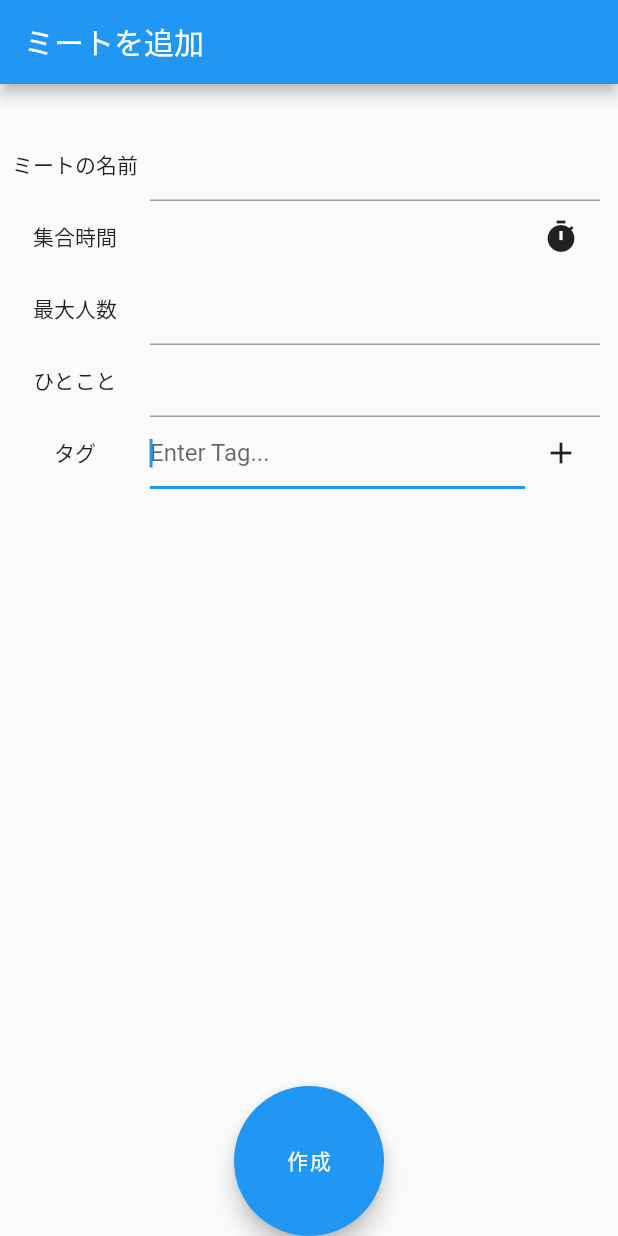
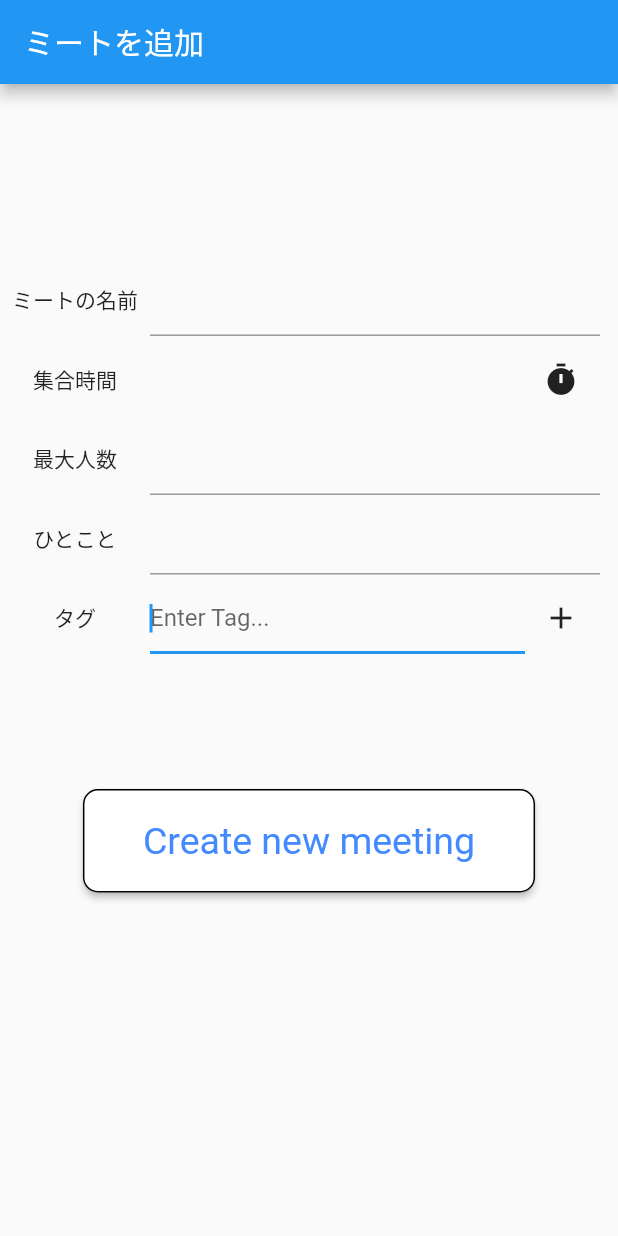
Before and after one commit to isseiM0312/ChonChon, a Flutter app: the CreateMeetPage screen opened directly, on a phone screen of 412 x 824 dp. Run offline on Flutter 3.47's test engine with Material 2 defaults, Android fonts, the phone set to English and light mode, and no system bars; our stand-ins replace cloud_firestore, firebase_auth, firebase_core, firebase_storage, flutter_chat_types, flutter_chat_ui and 3 more; missing offline and left inert: cloud_firestore_web, firebase_auth_web, firebase_core_web, firebase_storage_web, image_picker_for_web; accounts and stored records are empty.

Commit message:
adjust the appearance

```diff
--- a/chonchon/lib/addmeeting.dart
+++ b/chonchon/lib/addmeeting.dart
@@ -208,7 +208,7 @@ class _CreateMeetPageState extends State<CreateMeetPage> {
         mainAxisAlignment: MainAxisAlignment.center,
         children: <Widget>[
           Container(
-            height: 30,
+            height: 120,
           ),
           Row(children: [
             Container(
@@ -221,6 +221,7 @@ class _CreateMeetPageState extends State<CreateMeetPage> {
               width: 300,
             ),
           ]),
+          const SizedBox(height: 5),
           /*  Row(children: [
               Container(
                 width: 100,
@@ -246,6 +247,7 @@ class _CreateMeetPageState extends State<CreateMeetPage> {
                   icon: Icon(Icons.timer))
             ],
           ),
+          const SizedBox(height: 5),
           Row(
             children: [
               Container(
@@ -265,6 +267,7 @@ class _CreateMeetPageState extends State<CreateMeetPage> {
                   width: 300)
             ],
           ),
+          const SizedBox(height: 5),
           Row(
             children: [
               Container(
@@ -278,6 +281,7 @@ class _CreateMeetPageState extends State<CreateMeetPage> {
                   width: 300),
             ],
           ),
+          const SizedBox(height: 5),
           Row(
             children: [
               Container(
@@ -332,14 +336,8 @@ class _CreateMeetPageState extends State<CreateMeetPage> {
               ),
             ],
           ),
-        ],
-      ))),
-      floatingActionButton: Visibility(
-          visible: noselecting,
-          child: SizedBox(
-            child: FloatingActionButton(
-                child: Text("作成"),
-                heroTag: 40,
+          const SizedBox(height: 90),
+          ElevatedButton(
             onPressed: () {
               finaltag = Listtostring(taglist);
               Future<void> res = addevent();
@@ -349,25 +347,44 @@ class _CreateMeetPageState extends State<CreateMeetPage> {
                   eventkey: eventkey,
                 );
               }));
-                }),
-            width: 100,
-            height: 100,
-          )),
-      floatingActionButtonLocation: FloatingActionButtonLocation.centerDocked,
+            },
+            child: const Text('Create new meeting',
+                style: TextStyle(color: Colors.blueAccent)),
+            style: ElevatedButton.styleFrom(
+                primary: Colors.white,
+                onPrimary: Colors.blue,
+                shape: RoundedRectangleBorder(
+                    borderRadius: BorderRadius.circular(10)),
+                padding: const EdgeInsets.only(
+                    top: 20, bottom: 20, right: 40, left: 40),
+                textStyle: const TextStyle(fontSize: 25),
+                side: const BorderSide()),
+          ),
+        ],
+      ))),
+      // floatingActionButton: Visibility(
+      //     visible: noselecting,
+      //     child: SizedBox(
+      //       child: FloatingActionButton(
+      //           child: Text("作成"),
+      //           heroTag: 40,
+      //           onPressed: () {
+      //             finaltag = Listtostring(taglist);
+      //             Future<void> res = addevent();
+      //             res.then((value) {});
+      //             Navigator.push(context, MaterialPageRoute(builder: (context) {
+      //               return Page5(
+      //                 eventkey: eventkey,
+      //               );
+      //             }));
+      //           }),
+      //       width: 100,
+      //       height: 100,
+      //     )),
+      // floatingActionButtonLocation: FloatingActionButtonLocation.centerDocked,
     );
   }
 }
-
-
-
-
-
-
-
-
-
-
-
 
 /*import 'package:cloud_firestore/cloud_firestore.dart';
 import 'package:firebase_core/firebase_core.dart';
```
Also changed, not shown: chonchon/lib/eventdetail.dart (+87 -13 lines), chonchon/lib/profile_edit.dart (+6 -2 lines). Lines whose indentation alone changed are shown as unchanged.
